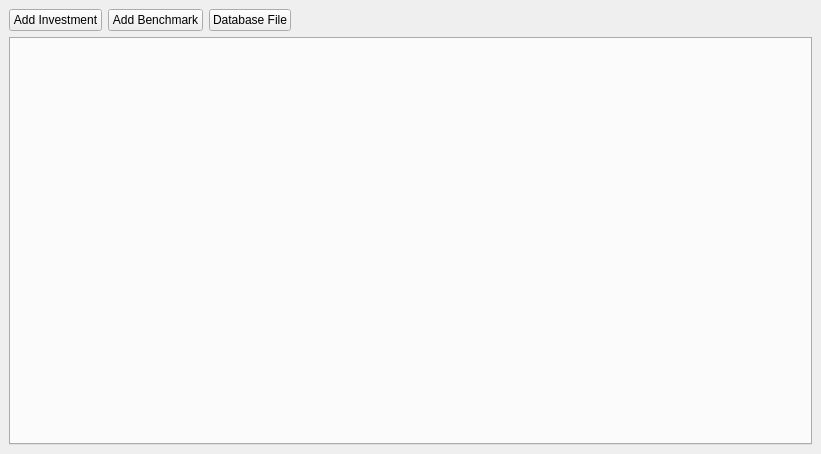
First picture: the form in src/ui/main_window.ui, repository wwmm/viewprofit, before the edit.
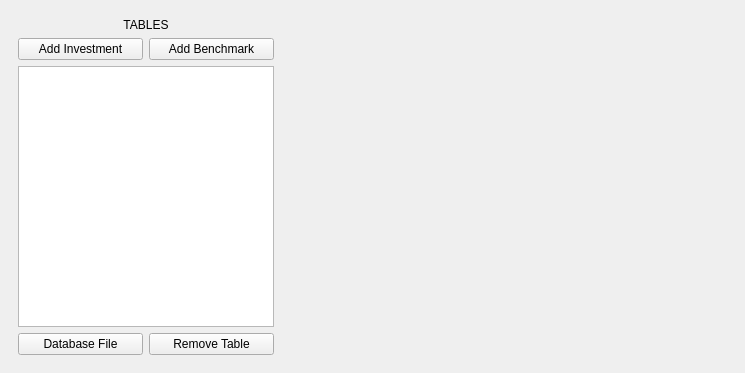
Second picture: the form after the edit.

Commit message: replaced the tabwidget by a stacked widget

Diff of the .ui file:
```diff
--- a/src/ui/main_window.ui
+++ b/src/ui/main_window.ui
@@ -6,8 +6,8 @@
    <rect>
     <x>0</x>
     <y>0</y>
-    <width>821</width>
-    <height>454</height>
+    <width>745</width>
+    <height>373</height>
    </rect>
   </property>
   <property name="sizePolicy">
@@ -26,32 +26,55 @@
      <verstretch>0</verstretch>
     </sizepolicy>
    </property>
-   <layout class="QVBoxLayout" name="verticalLayout">
+   <layout class="QGridLayout" name="gridLayout">
     <property name="sizeConstraint">
      <enum>QLayout::SetMinimumSize</enum>
     </property>
-    <item>
-     <layout class="QHBoxLayout" name="horizontalLayout">
-      <property name="sizeConstraint">
-       <enum>QLayout::SetDefaultConstraint</enum>
+    <item row="0" column="1">
+     <widget class="QStackedWidget" name="stackedwidget">
+      <property name="sizePolicy">
+       <sizepolicy hsizetype="MinimumExpanding" vsizetype="MinimumExpanding">
+        <horstretch>0</horstretch>
+        <verstretch>0</verstretch>
+       </sizepolicy>
       </property>
-      <item alignment="Qt::AlignHCenter">
-       <widget class="QPushButton" name="button_add_investment">
+     </widget>
+    </item>
+    <item row="0" column="0">
+     <widget class="QFrame" name="frame_table_selection">
         <property name="sizePolicy">
-         <sizepolicy hsizetype="Fixed" vsizetype="Fixed">
+       <sizepolicy hsizetype="Preferred" vsizetype="MinimumExpanding">
+        <horstretch>0</horstretch>
+        <verstretch>0</verstretch>
+       </sizepolicy>
+      </property>
+      <property name="frameShape">
+       <enum>QFrame::NoFrame</enum>
+      </property>
+      <property name="frameShadow">
+       <enum>QFrame::Plain</enum>
+      </property>
+      <layout class="QGridLayout" name="gridLayout_2">
+       <item row="0" column="0" colspan="2">
+        <widget class="QLabel" name="label">
+         <property name="sizePolicy">
+          <sizepolicy hsizetype="Preferred" vsizetype="Fixed">
           <horstretch>0</horstretch>
           <verstretch>0</verstretch>
          </sizepolicy>
         </property>
         <property name="text">
-         <string>Add Investment</string>
+          <string>TABLES</string>
+         </property>
+         <property name="alignment">
+          <set>Qt::AlignCenter</set>
         </property>
        </widget>
       </item>
-      <item>
+       <item row="1" column="1">
        <widget class="QPushButton" name="button_add_benchmark">
         <property name="sizePolicy">
-         <sizepolicy hsizetype="Fixed" vsizetype="Fixed">
+          <sizepolicy hsizetype="Minimum" vsizetype="Fixed">
           <horstretch>0</horstretch>
           <verstretch>0</verstretch>
          </sizepolicy>
@@ -61,60 +84,49 @@
         </property>
        </widget>
       </item>
-      <item>
+       <item row="2" column="0" colspan="2">
+        <widget class="QListWidget" name="listwidget_tables"/>
+       </item>
+       <item row="1" column="0">
+        <widget class="QPushButton" name="button_add_investment">
+         <property name="sizePolicy">
+          <sizepolicy hsizetype="Minimum" vsizetype="Fixed">
+           <horstretch>0</horstretch>
+           <verstretch>0</verstretch>
+          </sizepolicy>
+         </property>
+         <property name="text">
+          <string>Add Investment</string>
+         </property>
+        </widget>
+       </item>
+       <item row="3" column="0">
        <widget class="QPushButton" name="button_database_file">
+         <property name="sizePolicy">
+          <sizepolicy hsizetype="Minimum" vsizetype="Fixed">
+           <horstretch>0</horstretch>
+           <verstretch>0</verstretch>
+          </sizepolicy>
+         </property>
         <property name="text">
          <string>Database File</string>
         </property>
        </widget>
       </item>
-      <item>
-       <spacer name="horizontalSpacer">
-        <property name="orientation">
-         <enum>Qt::Horizontal</enum>
-        </property>
-        <property name="sizeHint" stdset="0">
-         <size>
-          <width>40</width>
-          <height>20</height>
-         </size>
-        </property>
-       </spacer>
-      </item>
-     </layout>
-    </item>
-    <item>
-     <widget class="QTabWidget" name="tab_widget">
-      <property name="sizePolicy">
-       <sizepolicy hsizetype="MinimumExpanding" vsizetype="MinimumExpanding">
-        <horstretch>0</horstretch>
-        <verstretch>0</verstretch>
-       </sizepolicy>
-      </property>
-      <property name="minimumSize">
-       <size>
-        <width>0</width>
-        <height>0</height>
-       </size>
-      </property>
-      <property name="autoFillBackground">
-       <bool>true</bool>
-      </property>
-      <property name="tabPosition">
-       <enum>QTabWidget::West</enum>
-      </property>
-      <property name="currentIndex">
-       <number>-1</number>
-      </property>
-      <property name="tabsClosable">
-       <bool>false</bool>
-      </property>
-      <property name="movable">
-       <bool>false</bool>
-      </property>
-      <property name="tabBarAutoHide">
-       <bool>false</bool>
-      </property>
+       <item row="3" column="1">
+        <widget class="QPushButton" name="button_remove_table">
+         <property name="sizePolicy">
+          <sizepolicy hsizetype="Minimum" vsizetype="Fixed">
+           <horstretch>0</horstretch>
+           <verstretch>0</verstretch>
+          </sizepolicy>
+         </property>
+         <property name="text">
+          <string>Remove Table</string>
+         </property>
+        </widget>
+       </item>
+      </layout>
      </widget>
     </item>
    </layout>
```
Lines whose indentation alone changed are shown as unchanged. The commit also changes 12 other files.
